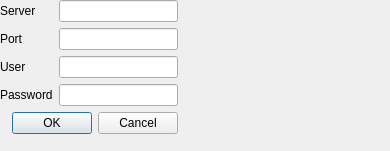
First picture: the form in ui/settings.ui, repository mineo/sloth, before the edit.
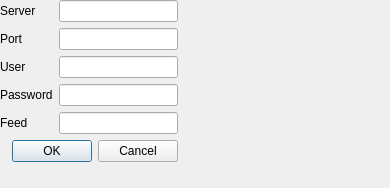
Second picture: the form after the edit.

Commit message: add the feed to the settings

Patch:
```diff
--- a/ui/settings.ui
+++ b/ui/settings.ui
@@ -7,7 +7,7 @@
     <x>0</x>
     <y>0</y>
     <width>390</width>
-    <height>151</height>
+    <height>188</height>
    </rect>
   </property>
   <property name="sizePolicy">
@@ -28,13 +28,13 @@
   <property name="sizeGripEnabled">
    <bool>false</bool>
   </property>
-  <widget class="QWidget" name="">
+  <widget class="QWidget" name="layoutWidget">
    <property name="geometry">
     <rect>
      <x>0</x>
      <y>0</y>
      <width>178</width>
-     <height>149</height>
+     <height>184</height>
     </rect>
    </property>
    <layout class="QFormLayout" name="formLayout">
@@ -78,7 +78,7 @@
     <item row="3" column="1">
      <widget class="QLineEdit" name="password"/>
     </item>
-    <item row="4" column="0" colspan="2">
+    <item row="5" column="0" colspan="2">
      <widget class="QDialogButtonBox" name="buttonBox">
       <property name="orientation">
        <enum>Qt::Horizontal</enum>
@@ -88,6 +88,16 @@
       </property>
      </widget>
     </item>
+    <item row="4" column="0">
+     <widget class="QLabel" name="label_5">
+      <property name="text">
+       <string>Feed</string>
+      </property>
+     </widget>
+    </item>
+    <item row="4" column="1">
+     <widget class="QLineEdit" name="feed"/>
+    </item>
    </layout>
   </widget>
  </widget>
```
